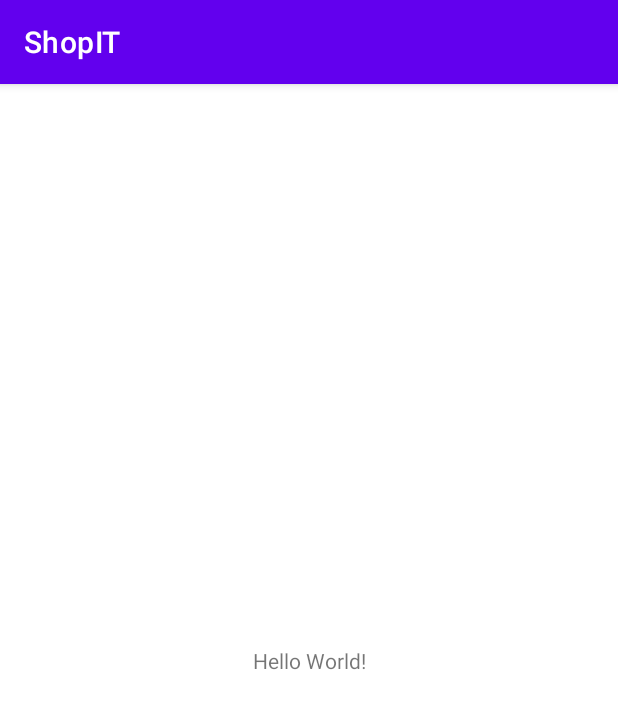
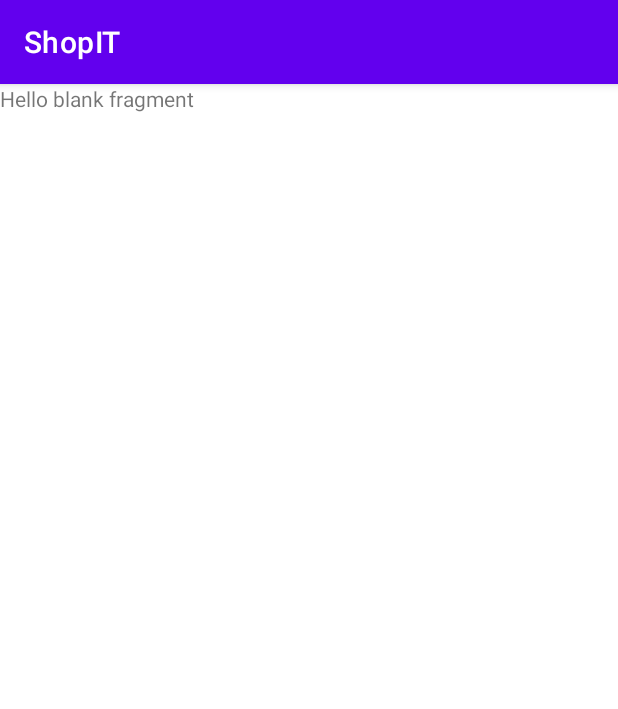
Before and after one commit to Stephen-Odumirin/ShopIT, an Android app: the screen it shows after launch (MainActivity), on a phone screen of 412 x 824 dp. Shown: the top 709 px of the screen. Run offline under Robolectric (Android 15) with nearby library versions, the phone set to English and light mode, and no system bars.

```diff
--- /dev/null
+++ b/app/src/main/java/com/stdev/shopit/LoginFragment.kt
@@ -0,0 +1,59 @@
+package com.stdev.shopit
+
+import android.os.Bundle
+import androidx.fragment.app.Fragment
+import android.view.LayoutInflater
+import android.view.View
+import android.view.ViewGroup
+
+// TODO: Rename parameter arguments, choose names that match
+// the fragment initialization parameters, e.g. ARG_ITEM_NUMBER
+private const val ARG_PARAM1 = "param1"
+private const val ARG_PARAM2 = "param2"
+
+/**
+ * A simple [Fragment] subclass.
+ * Use the [LoginFragment.newInstance] factory method to
+ * create an instance of this fragment.
+ */
+class LoginFragment : Fragment() {
+    // TODO: Rename and change types of parameters
+    private var param1: String? = null
+    private var param2: String? = null
+
+    override fun onCreate(savedInstanceState: Bundle?) {
+        super.onCreate(savedInstanceState)
+        arguments?.let {
+            param1 = it.getString(ARG_PARAM1)
+            param2 = it.getString(ARG_PARAM2)
+        }
+    }
+
+    override fun onCreateView(
+        inflater: LayoutInflater, container: ViewGroup?,
+        savedInstanceState: Bundle?
+    ): View? {
+        // Inflate the layout for this fragment
+        return inflater.inflate(R.layout.fragment_login, container, false)
+    }
+
+    companion object {
+        /**
+         * Use this factory method to create a new instance of
+         * this fragment using the provided parameters.
+         *
+         * @param param1 Parameter 1.
+         * @param param2 Parameter 2.
+         * @return A new instance of fragment LoginFragment.
+         */
+        // TODO: Rename and change types and number of parameters
+        @JvmStatic
+        fun newInstance(param1: String, param2: String) =
+            LoginFragment().apply {
+                arguments = Bundle().apply {
+                    putString(ARG_PARAM1, param1)
+                    putString(ARG_PARAM2, param2)
+                }
+            }
+    }
+}
--- a/app/src/main/res/layout/activity_main.xml
+++ b/app/src/main/res/layout/activity_main.xml
@@ -1,18 +1,26 @@
 <?xml version="1.0" encoding="utf-8"?>
-<androidx.constraintlayout.widget.ConstraintLayout xmlns:android="http://schemas.android.com/apk/res/android"
+<androidx.constraintlayout.widget.ConstraintLayout
+    xmlns:android="http://schemas.android.com/apk/res/android"
     xmlns:app="http://schemas.android.com/apk/res-auto"
     xmlns:tools="http://schemas.android.com/tools"
     android:layout_width="match_parent"
     android:layout_height="match_parent"
     tools:context=".MainActivity">
 
-    <TextView
-        android:layout_width="wrap_content"
-        android:layout_height="wrap_content"
-        android:text="Hello World!"
+
+    <androidx.fragment.app.FragmentContainerView
+        android:id="@+id/fragmentContainerView2"
+        android:name="androidx.navigation.fragment.NavHostFragment"
+        android:layout_width="match_parent"
+        android:layout_height="0dp"
+        app:defaultNavHost="true"
         app:layout_constraintBottom_toBottomOf="parent"
         app:layout_constraintEnd_toEndOf="parent"
+        app:layout_constraintHorizontal_bias="1.0"
         app:layout_constraintStart_toStartOf="parent"
-        app:layout_constraintTop_toTopOf="parent" />
+        app:layout_constraintTop_toTopOf="parent"
+        app:layout_constraintVertical_bias="1.0"
+        app:navGraph="@navigation/nav_graph" />
+
 
 </androidx.constraintlayout.widget.ConstraintLayout>
--- /dev/null
+++ b/app/src/main/res/layout/fragment_login.xml
@@ -0,0 +1,14 @@
+<?xml version="1.0" encoding="utf-8"?>
+<FrameLayout xmlns:android="http://schemas.android.com/apk/res/android"
+    xmlns:tools="http://schemas.android.com/tools"
+    android:layout_width="match_parent"
+    android:layout_height="match_parent"
+    tools:context=".LoginFragment">
+
+    <!-- TODO: Update blank fragment layout -->
+    <TextView
+        android:layout_width="match_parent"
+        android:layout_height="match_parent"
+        android:text="@string/hello_blank_fragment" />
+
+</FrameLayout>
--- /dev/null
+++ b/app/src/main/res/navigation/nav_graph.xml
@@ -0,0 +1,23 @@
+<?xml version="1.0" encoding="utf-8"?>
+<navigation xmlns:android="http://schemas.android.com/apk/res/android"
+    xmlns:app="http://schemas.android.com/apk/res-auto"
+    xmlns:tools="http://schemas.android.com/tools"
+    android:id="@+id/nav_graph.xml"
+    app:startDestination="@id/loginFragment">
+
+    <fragment
+        android:id="@+id/loginFragment"
+        android:name="com.stdev.shopit.LoginFragment"
+        android:label="fragment_login"
+        tools:layout="@layout/fragment_login" />
+    <fragment
+        android:id="@+id/signUpFragment"
+        android:name="com.stdev.shopit.SignUpFragment"
+        android:label="fragment_sign_up"
+        tools:layout="@layout/fragment_sign_up" />
+    <fragment
+        android:id="@+id/homeFragment"
+        android:name="com.stdev.shopit.HomeFragment"
+        android:label="fragment_home"
+        tools:layout="@layout/fragment_home" />
+</navigation>
--- a/app/src/main/res/values/strings.xml
+++ b/app/src/main/res/values/strings.xml
@@ -1,3 +1,5 @@
 <resources>
     <string name="app_name">ShopIT</string>
+    <!-- TODO: Remove or change this placeholder text -->
+    <string name="hello_blank_fragment">Hello blank fragment</string>
 </resources>
```
Also changed, not shown: app/src/main/java/com/stdev/shopit/HomeFragment.kt (added, +59 -0 lines), app/src/main/java/com/stdev/shopit/SignUpFragment.kt (added, +59 -0 lines), app/src/main/res/layout/fragment_home.xml (added, +14 -0 lines), app/src/main/res/layout/fragment_sign_up.xml (added, +14 -0 lines).
